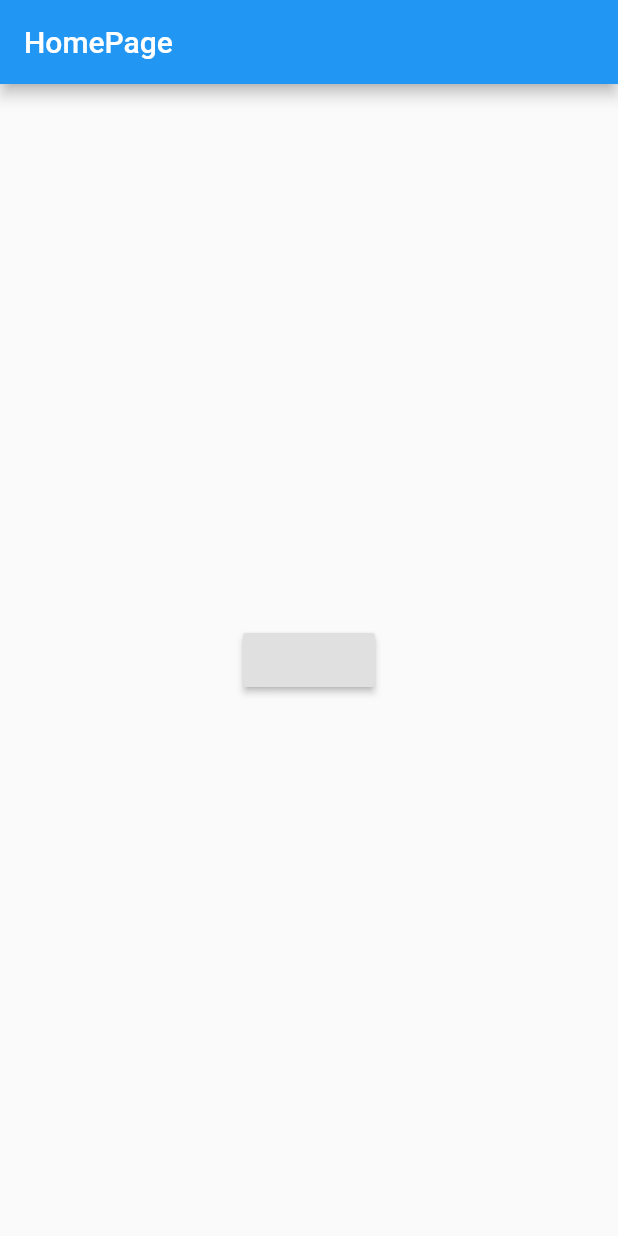
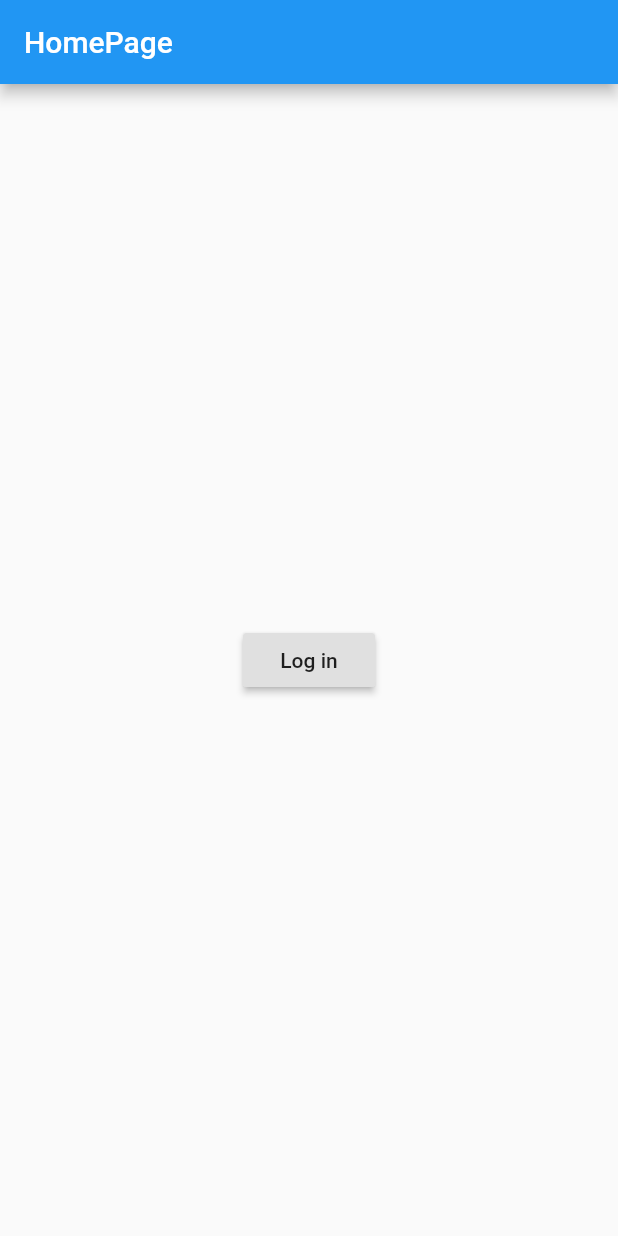
Before and after one commit to ThomasDalem/Epicture, a Flutter app: the screen it shows after launch, on a phone screen of 412 x 824 dp. Run offline on Flutter 3.47's test engine with Material 2 defaults, Android fonts, the phone set to English and light mode, and no system bars; missing offline and left inert: flutter_webview_plugin; Roboto replaces fonts that are missing (Arial).

```diff
--- a/epicture/lib/main.dart
+++ b/epicture/lib/main.dart
@@ -1,5 +1,5 @@
 import 'dart:async';
-
+import 'dart:developer';
 import 'package:flutter/material.dart';
 import 'package:flutter_webview_plugin/flutter_webview_plugin.dart';
 
@@ -18,7 +18,7 @@ class MyApp extends StatelessWidget {
       ),
       debugShowCheckedModeBanner: false,
       initialRoute: '/home',
-      routes: {'/home': (_) => HomePage(), '/login': (_) => LoginPage()},
+      routes: {'/home': (_) => HomePage()},
     );
   }
 }
@@ -29,7 +29,16 @@ class HomePage extends StatefulWidget {
 }
 
 class _HomePageState extends State<HomePage> {
+  var _url = "";
+
   @override
+  void waitLoginResult() async {
+    final result =
+        await Navigator.push(context, MaterialPageRoute(builder: (context) => LoginPage()));
+    _url = result;
+    log("Received URL is $_url");
+  }
+
   Widget build(BuildContext context) {
     return Scaffold(
       appBar: AppBar(
@@ -38,8 +47,9 @@ class _HomePageState extends State<HomePage> {
       body: Center(
         child: RaisedButton(
           onPressed: () {
-            Navigator.pushNamed(context, '/login');
+            waitLoginResult();
           },
+          child: const Text("Log in"),
         ),
       ),
     );
@@ -65,6 +75,7 @@ class _LoginPageState extends State<LoginPage> {
         setState(() {
           _history.add('onUrlChanged: $url');
         });
+        Navigator.pop(context, url);
       }
     });
   }
@@ -77,8 +88,7 @@ class _LoginPageState extends State<LoginPage> {
 
   Widget build(BuildContext context) {
     return new WebviewScaffold(
-      url:
-          "https://api.imgur.com/oauth2/authorize?client_id=8cd66f037fcd783&response_type=token",
+      url: "https://api.imgur.com/oauth2/authorize?client_id=8cd66f037fcd783&response_type=token",
       appBar: new AppBar(title: new Text("Connection à Imgur")),
     );
   }
```
